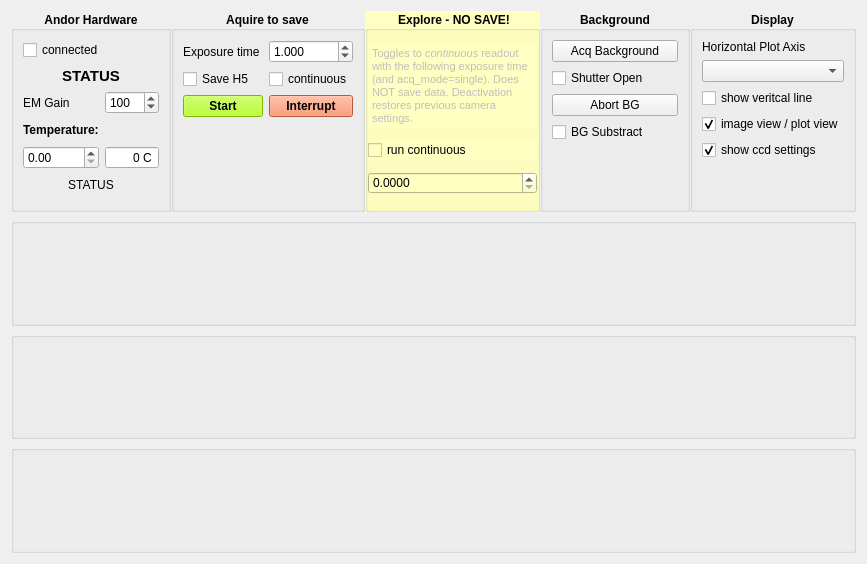
Before: the Qt Designer form andor_ccd_readout.ui in ScopeFoundry/HW_andor_camera, drawn with Qt 5.
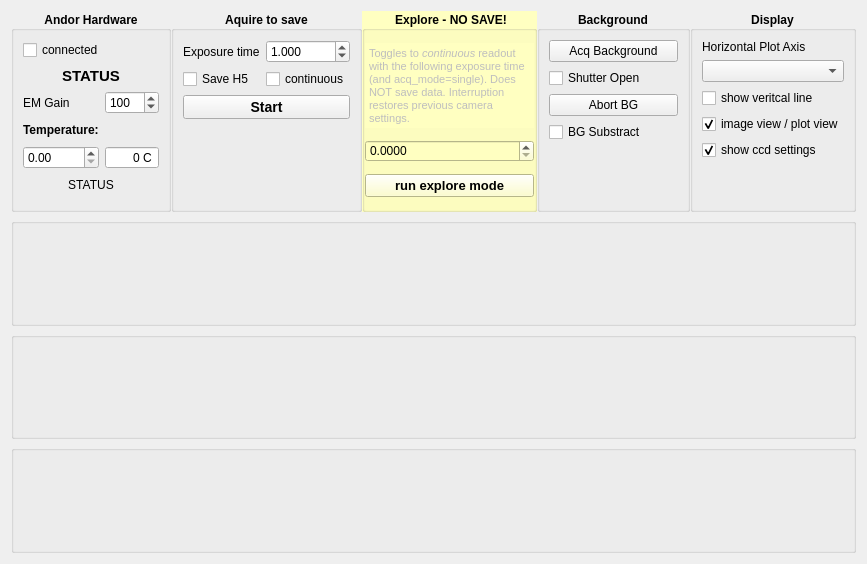
After: the same form once the commit is applied.

Commit message: [andor_ccd_readout] minor improvement to explore mode and gui.

Patch:
```diff
--- a/andor_ccd_readout.ui
+++ b/andor_ccd_readout.ui
@@ -256,41 +256,6 @@
            </property>
           </widget>
          </item>
-         <item row="4" column="2">
-          <widget class="QCheckBox" name="andor_ccd_continuous_checkBox">
-           <property name="font">
-            <font>
-             <weight>50</weight>
-             <bold>false</bold>
-            </font>
-           </property>
-           <property name="whatsThis">
-            <string/>
-           </property>
-           <property name="text">
-            <string>continuous</string>
-           </property>
-           <property name="checkable">
-            <bool>true</bool>
-           </property>
-          </widget>
-         </item>
-         <item row="5" column="1">
-          <widget class="QPushButton" name="andor_ccd_start_pushButton">
-           <property name="font">
-            <font>
-             <weight>75</weight>
-             <bold>true</bold>
-            </font>
-           </property>
-           <property name="styleSheet">
-            <string notr="true">background-color: rgb(170, 255, 0)</string>
-           </property>
-           <property name="text">
-            <string>Start</string>
-           </property>
-          </widget>
-         </item>
          <item row="1" column="2">
           <widget class="QDoubleSpinBox" name="andor_ccd_int_time_doubleSpinBox">
            <property name="font">
@@ -319,438 +284,26 @@
            </property>
           </widget>
          </item>
-         <item row="5" column="2">
-          <widget class="QPushButton" name="andor_ccd_interrupt_pushButton">
-           <property name="palette">
-            <palette>
-             <active>
-              <colorrole role="WindowText">
-               <brush brushstyle="SolidPattern">
-                <color alpha="255">
-                 <red>0</red>
-                 <green>0</green>
-                 <blue>0</blue>
-                </color>
-               </brush>
-              </colorrole>
-              <colorrole role="Button">
-               <brush brushstyle="SolidPattern">
-                <color alpha="255">
-                 <red>255</red>
-                 <green>127</green>
-                 <blue>80</blue>
-                </color>
-               </brush>
-              </colorrole>
-              <colorrole role="Light">
-               <brush brushstyle="SolidPattern">
-                <color alpha="255">
-                 <red>255</red>
-                 <green>127</green>
-                 <blue>191</blue>
-                </color>
-               </brush>
-              </colorrole>
-              <colorrole role="Midlight">
-               <brush brushstyle="SolidPattern">
-                <color alpha="255">
-                 <red>255</red>
-                 <green>63</green>
-                 <blue>159</blue>
-                </color>
-               </brush>
-              </colorrole>
-              <colorrole role="Dark">
-               <brush brushstyle="SolidPattern">
-                <color alpha="255">
-                 <red>127</red>
-                 <green>0</green>
-                 <blue>63</blue>
-                </color>
-               </brush>
-              </colorrole>
-              <colorrole role="Mid">
-               <brush brushstyle="SolidPattern">
-                <color alpha="255">
-                 <red>170</red>
-                 <green>0</green>
-                 <blue>84</blue>
-                </color>
-               </brush>
-              </colorrole>
-              <colorrole role="Text">
-               <brush brushstyle="SolidPattern">
-                <color alpha="255">
-                 <red>0</red>
-                 <green>0</green>
-                 <blue>0</blue>
-                </color>
-               </brush>
-              </colorrole>
-              <colorrole role="BrightText">
-               <brush brushstyle="SolidPattern">
-                <color alpha="255">
-                 <red>255</red>
-                 <green>255</green>
-                 <blue>255</blue>
-                </color>
-               </brush>
-              </colorrole>
-              <colorrole role="ButtonText">
-               <brush brushstyle="SolidPattern">
-                <color alpha="255">
-                 <red>0</red>
-                 <green>0</green>
-                 <blue>0</blue>
-                </color>
-               </brush>
-              </colorrole>
-              <colorrole role="Base">
-               <brush brushstyle="SolidPattern">
-                <color alpha="255">
-                 <red>255</red>
-                 <green>127</green>
-                 <blue>80</blue>
-                </color>
-               </brush>
-              </colorrole>
-              <colorrole role="Window">
-               <brush brushstyle="SolidPattern">
-                <color alpha="255">
-                 <red>255</red>
-                 <green>127</green>
-                 <blue>80</blue>
-                </color>
-               </brush>
-              </colorrole>
-              <colorrole role="Shadow">
-               <brush brushstyle="SolidPattern">
-                <color alpha="255">
-                 <red>0</red>
-                 <green>0</green>
-                 <blue>0</blue>
-                </color>
-               </brush>
-              </colorrole>
-              <colorrole role="AlternateBase">
-               <brush brushstyle="SolidPattern">
-                <color alpha="255">
-                 <red>255</red>
-                 <green>127</green>
-                 <blue>191</blue>
-                </color>
-               </brush>
-              </colorrole>
-              <colorrole role="ToolTipBase">
-               <brush brushstyle="SolidPattern">
-                <color alpha="255">
-                 <red>255</red>
-                 <green>255</green>
-                 <blue>220</blue>
-                </color>
-               </brush>
-              </colorrole>
-              <colorrole role="ToolTipText">
-               <brush brushstyle="SolidPattern">
-                <color alpha="255">
-                 <red>0</red>
-                 <green>0</green>
-                 <blue>0</blue>
-                </color>
-               </brush>
-              </colorrole>
-             </active>
-             <inactive>
-              <colorrole role="WindowText">
-               <brush brushstyle="SolidPattern">
-                <color alpha="255">
-                 <red>0</red>
-                 <green>0</green>
-                 <blue>0</blue>
-                </color>
-               </brush>
-              </colorrole>
-              <colorrole role="Button">
-               <brush brushstyle="SolidPattern">
-                <color alpha="255">
-                 <red>255</red>
-                 <green>127</green>
-                 <blue>80</blue>
-                </color>
-               </brush>
-              </colorrole>
-              <colorrole role="Light">
-               <brush brushstyle="SolidPattern">
-                <color alpha="255">
-                 <red>255</red>
-                 <green>127</green>
-                 <blue>191</blue>
-                </color>
-               </brush>
-              </colorrole>
-              <colorrole role="Midlight">
-               <brush brushstyle="SolidPattern">
-                <color alpha="255">
-                 <red>255</red>
-                 <green>63</green>
-                 <blue>159</blue>
-                </color>
-               </brush>
-              </colorrole>
-              <colorrole role="Dark">
-               <brush brushstyle="SolidPattern">
-                <color alpha="255">
-                 <red>127</red>
-                 <green>0</green>
-                 <blue>63</blue>
-                </color>
-               </brush>
-              </colorrole>
-              <colorrole role="Mid">
-               <brush brushstyle="SolidPattern">
-                <color alpha="255">
-                 <red>170</red>
-                 <green>0</green>
-                 <blue>84</blue>
-                </color>
-               </brush>
-              </colorrole>
-              <colorrole role="Text">
-               <brush brushstyle="SolidPattern">
-                <color alpha="255">
-                 <red>0</red>
-                 <green>0</green>
-                 <blue>0</blue>
-                </color>
-               </brush>
-              </colorrole>
-              <colorrole role="BrightText">
-               <brush brushstyle="SolidPattern">
-                <color alpha="255">
-                 <red>255</red>
-                 <green>255</green>
-                 <blue>255</blue>
-                </color>
-               </brush>
-              </colorrole>
-              <colorrole role="ButtonText">
-               <brush brushstyle="SolidPattern">
-                <color alpha="255">
-                 <red>0</red>
-                 <green>0</green>
-                 <blue>0</blue>
-                </color>
-               </brush>
-              </colorrole>
-              <colorrole role="Base">
-               <brush brushstyle="SolidPattern">
-                <color alpha="255">
-                 <red>255</red>
-                 <green>127</green>
-                 <blue>80</blue>
-                </color>
-               </brush>
-              </colorrole>
-              <colorrole role="Window">
-               <brush brushstyle="SolidPattern">
-                <color alpha="255">
-                 <red>255</red>
-                 <green>127</green>
-                 <blue>80</blue>
-                </color>
-               </brush>
-              </colorrole>
-              <colorrole role="Shadow">
-               <brush brushstyle="SolidPattern">
-                <color alpha="255">
-                 <red>0</red>
-                 <green>0</green>
-                 <blue>0</blue>
-                </color>
-               </brush>
-              </colorrole>
-              <colorrole role="AlternateBase">
-               <brush brushstyle="SolidPattern">
-                <color alpha="255">
-                 <red>255</red>
-                 <green>127</green>
-                 <blue>191</blue>
-                </color>
-               </brush>
-              </colorrole>
-              <colorrole role="ToolTipBase">
-               <brush brushstyle="SolidPattern">
-                <color alpha="255">
-                 <red>255</red>
-                 <green>255</green>
-                 <blue>220</blue>
-                </color>
-               </brush>
-              </colorrole>
-              <colorrole role="ToolTipText">
-               <brush brushstyle="SolidPattern">
-                <color alpha="255">
-                 <red>0</red>
-                 <green>0</green>
-                 <blue>0</blue>
-                </color>
-               </brush>
-              </colorrole>
-             </inactive>
-             <disabled>
-              <colorrole role="WindowText">
-               <brush brushstyle="SolidPattern">
-                <color alpha="255">
-                 <red>127</red>
-                 <green>0</green>
-                 <blue>63</blue>
-                </color>
-               </brush>
-              </colorrole>
-              <colorrole role="Button">
-               <brush brushstyle="SolidPattern">
-                <color alpha="255">
-                 <red>255</red>
-                 <green>127</green>
-                 <blue>80</blue>
-                </color>
-               </brush>
-              </colorrole>
-              <colorrole role="Light">
-               <brush brushstyle="SolidPattern">
-                <color alpha="255">
-                 <red>255</red>
-                 <green>127</green>
-                 <blue>191</blue>
-                </color>
-               </brush>
-              </colorrole>
-              <colorrole role="Midlight">
-               <brush brushstyle="SolidPattern">
-                <color alpha="255">
-                 <red>255</red>
-                 <green>63</green>
-                 <blue>159</blue>
-                </color>
-               </brush>
-              </colorrole>
-              <colorrole role="Dark">
-               <brush brushstyle="SolidPattern">
-                <color alpha="255">
-                 <red>127</red>
-                 <green>0</green>
-                 <blue>63</blue>
-                </color>
-               </brush>
-              </colorrole>
-              <colorrole role="Mid">
-               <brush brushstyle="SolidPattern">
-                <color alpha="255">
-                 <red>170</red>
-                 <green>0</green>
-                 <blue>84</blue>
-                </color>
-               </brush>
-              </colorrole>
-              <colorrole role="Text">
-               <brush brushstyle="SolidPattern">
-                <color alpha="255">
-                 <red>127</red>
-                 <green>0</green>
-                 <blue>63</blue>
-                </color>
-               </brush>
-              </colorrole>
-              <colorrole role="BrightText">
-               <brush brushstyle="SolidPattern">
-                <color alpha="255">
-                 <red>255</red>
-                 <green>255</green>
-                 <blue>255</blue>
-                </color>
-               </brush>
-              </colorrole>
-              <colorrole role="ButtonText">
-               <brush brushstyle="SolidPattern">
-                <color alpha="255">
-                 <red>127</red>
-                 <green>0</green>
-                 <blue>63</blue>
-                </color>
-               </brush>
-              </colorrole>
-              <colorrole role="Base">
-               <brush brushstyle="SolidPattern">
-                <color alpha="255">
-                 <red>255</red>
-                 <green>127</green>
-                 <blue>80</blue>
-                </color>
-               </brush>
-              </colorrole>
-              <colorrole role="Window">
-               <brush brushstyle="SolidPattern">
-                <color alpha="255">
-                 <red>255</red>
-                 <green>127</green>
-                 <blue>80</blue>
-                </color>
-               </brush>
-              </colorrole>
-              <colorrole role="Shadow">
-               <brush brushstyle="SolidPattern">
-                <color alpha="255">
-                 <red>0</red>
-                 <green>0</green>
-                 <blue>0</blue>
-                </color>
-               </brush>
-              </colorrole>
-              <colorrole role="AlternateBase">
-               <brush brushstyle="SolidPattern">
-                <color alpha="255">
-                 <red>255</red>
-                 <green>0</green>
-                 <blue>127</blue>
-                </color>
-               </brush>
-              </colorrole>
-              <colorrole role="ToolTipBase">
-               <brush brushstyle="SolidPattern">
-                <color alpha="255">
-                 <red>255</red>
-                 <green>255</green>
-                 <blue>220</blue>
-                </color>
-               </brush>
-              </colorrole>
-              <colorrole role="ToolTipText">
-               <brush brushstyle="SolidPattern">
-                <color alpha="255">
-                 <red>0</red>
-                 <green>0</green>
-                 <blue>0</blue>
-                </color>
-               </brush>
-              </colorrole>
-             </disabled>
-            </palette>
-           </property>
+         <item row="4" column="2">
+          <widget class="QCheckBox" name="andor_ccd_continuous_checkBox">
            <property name="font">
             <font>
-             <weight>75</weight>
-             <bold>true</bold>
+             <weight>50</weight>
+             <bold>false</bold>
             </font>
            </property>
-           <property name="styleSheet">
-            <string notr="true">background-color: coral;</string>
+           <property name="whatsThis">
+            <string/>
            </property>
            <property name="text">
-            <string>Interrupt</string>
+            <string>continuous</string>
+           </property>
+           <property name="checkable">
+            <bool>true</bool>
            </property>
           </widget>
          </item>
-         <item row="6" column="2">
+         <item row="8" column="2">
           <spacer name="verticalSpacer_3">
            <property name="orientation">
             <enum>Qt::Vertical</enum>
@@ -763,6 +316,29 @@
            </property>
           </spacer>
          </item>
+         <item row="5" column="1" colspan="2">
+          <widget class="QPushButton" name="andor_ccd_start_pushButton">
+           <property name="minimumSize">
+            <size>
+             <width>0</width>
+             <height>0</height>
+            </size>
+           </property>
+           <property name="font">
+            <font>
+             <pointsize>-1</pointsize>
+             <weight>75</weight>
+             <bold>true</bold>
+            </font>
+           </property>
+           <property name="styleSheet">
+            <string notr="true">QPushButton{font-size:14px; font-weight:bold;}</string>
+           </property>
+           <property name="text">
+            <string>Start</string>
+           </property>
+          </widget>
+         </item>
         </layout>
        </widget>
       </item>
@@ -851,20 +427,7 @@
 &lt;html&gt;&lt;head&gt;&lt;meta name=&quot;qrichtext&quot; content=&quot;1&quot; /&gt;&lt;style type=&quot;text/css&quot;&gt;
 p, li { white-space: pre-wrap; }
 &lt;/style&gt;&lt;/head&gt;&lt;body style=&quot; font-family:'MS Shell Dlg 2'; font-size:8.25pt; font-weight:400; font-style:normal;&quot;&gt;
-&lt;p style=&quot; margin-top:0px; margin-bottom:0px; margin-left:0px; margin-right:0px; -qt-block-indent:0; text-indent:0px;&quot;&gt;&lt;span style=&quot; font-size:8pt;&quot;&gt;Toggles to &lt;/span&gt;&lt;span style=&quot; font-size:8pt; font-style:italic;&quot;&gt;continuous&lt;/span&gt;&lt;span style=&quot; font-size:8pt;&quot;&gt; readout with the following exposure time (and acq_mode=single). Does NOT save data. Deactivation restores previous camera settings. &lt;/span&gt;&lt;/p&gt;&lt;/body&gt;&lt;/html&gt;</string>
-           </property>
-          </widget>
-         </item>
-         <item>
-          <widget class="QCheckBox" name="explore_mode_checkBox">
-           <property name="font">
-            <font>
-             <weight>50</weight>
-             <bold>false</bold>
-            </font>
-           </property>
-           <property name="text">
-            <string>run continuous</string>
+&lt;p style=&quot; margin-top:0px; margin-bottom:0px; margin-left:0px; margin-right:0px; -qt-block-indent:0; text-indent:0px;&quot;&gt;&lt;span style=&quot; font-size:8pt;&quot;&gt;Toggles to &lt;/span&gt;&lt;span style=&quot; font-size:8pt; font-style:italic;&quot;&gt;continuous&lt;/span&gt;&lt;span style=&quot; font-size:8pt;&quot;&gt; readout with the following exposure time (and acq_mode=single). Does NOT save data. Interruption restores previous camera settings. &lt;/span&gt;&lt;/p&gt;&lt;/body&gt;&lt;/html&gt;</string>
            </property>
           </widget>
          </item>
@@ -881,6 +444,20 @@
            </property>
           </widget>
          </item>
+         <item>
+          <widget class="QPushButton" name="run_explore_mode_pushButton">
+           <property name="font">
+            <font>
+             <pointsize>10</pointsize>
+             <weight>75</weight>
+             <bold>true</bold>
+            </font>
+           </property>
+           <property name="text">
+            <string>run explore mode</string>
+           </property>
+          </widget>
+         </item>
         </layout>
        </widget>
       </item>
```
Left out of the diff: 20 changed lines with no effect on the pictures. The commit also changes 1 other file.
